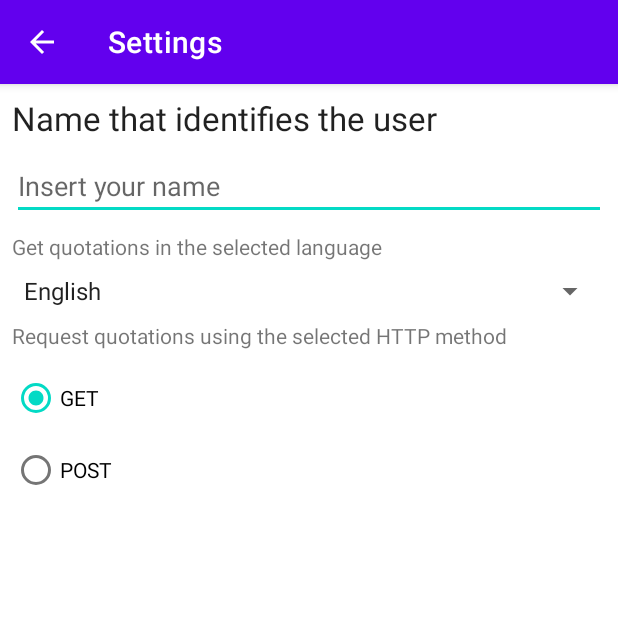
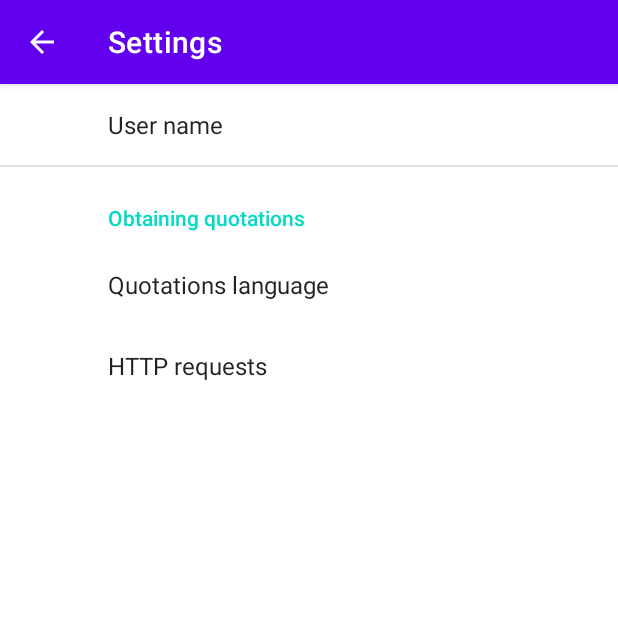
Before and after one commit to pacoarjonaj/QuotationShake, an Android app: the SettingsActivity screen opened directly, with no data from a screen before it, on a phone screen of 412 x 824 dp, the top half of it. Run offline under Robolectric (Android 15) with nearby library versions, the phone set to English and light mode, and no system bars; our stand-ins replace androidx.preference.

Commit message:
SettingsFragment done

```diff
--- a/app/build.gradle
+++ b/app/build.gradle
@@ -32,6 +32,8 @@ dependencies {
     implementation 'androidx.appcompat:appcompat:1.4.1'
     implementation 'com.google.android.material:material:1.5.0'
     implementation 'androidx.constraintlayout:constraintlayout:2.1.3'
+    implementation 'androidx.preference:preference:1.1.1'
+    implementation 'androidx.fragment:fragment:1.4.0'
     testImplementation 'junit:junit:4.13.2'
     androidTestImplementation 'androidx.test.ext:junit:1.1.3'
     androidTestImplementation 'androidx.test.espresso:espresso-core:3.4.0'
--- /dev/null
+++ b/app/src/main/java/fragments/SettingsFragment.java
@@ -0,0 +1,15 @@
+package fragments;
+
+import android.os.Bundle;
+
+import androidx.preference.PreferenceFragmentCompat;
+
+import lab.dadm.quotationshake.R;
+
+public class SettingsFragment extends PreferenceFragmentCompat {
+
+    @Override
+    public void onCreatePreferences(Bundle savedInstanceState, String rootKey) {
+        setPreferencesFromResource(R.xml.preference_settings,rootKey);
+    }
+}
--- a/app/src/main/java/lab/dadm/quotationshake/SettingsActivity.java
+++ b/app/src/main/java/lab/dadm/quotationshake/SettingsActivity.java
@@ -3,6 +3,8 @@ package lab.dadm.quotationshake;
 import androidx.appcompat.app.AppCompatActivity;
 
 import android.os.Bundle;
+
+import fragments.SettingsFragment;
 
 public class SettingsActivity extends AppCompatActivity {
 
@@ -10,5 +12,11 @@ public class SettingsActivity extends AppCompatActivity {
     protected void onCreate(Bundle savedInstanceState) {
         super.onCreate(savedInstanceState);
         setContentView(R.layout.activity_settings);
+
+        getSupportFragmentManager()
+                .beginTransaction()
+                .setReorderingAllowed(true)
+                .replace(R.id.settingsFragment, SettingsFragment.class, null)
+                .commit();
     }
 }
--- a/app/src/main/res/layout/activity_settings.xml
+++ b/app/src/main/res/layout/activity_settings.xml
@@ -1,104 +1,12 @@
 <?xml version="1.0" encoding="utf-8"?>
-<ScrollView xmlns:android="http://schemas.android.com/apk/res/android"
+<androidx.fragment.app.FragmentContainerView xmlns:android="http://schemas.android.com/apk/res/android"
     xmlns:app="http://schemas.android.com/apk/res-auto"
     xmlns:tools="http://schemas.android.com/tools"
     android:layout_width="match_parent"
     android:layout_height="match_parent"
     android:contentDescription="@string/settings"
-    tools:context=".SettingsActivity">
+    tools:context=".SettingsActivity"
+    android:id="@+id/settingsFragment">
 
-    <androidx.constraintlayout.widget.ConstraintLayout
-        android:layout_width="match_parent"
-        android:layout_height="wrap_content">
 
-        <TextView
-            android:id="@+id/textView2"
-            android:layout_width="0dp"
-            android:layout_height="wrap_content"
-            android:layout_marginStart="8dp"
-            android:layout_marginEnd="8dp"
-            android:layout_marginTop="8dp"
-            android:text="@string/userSettings"
-            app:layout_constraintBottom_toTopOf="@+id/editTextTextPersonName"
-            app:layout_constraintEnd_toEndOf="parent"
-            app:layout_constraintStart_toStartOf="parent"
-            app:layout_constraintTop_toTopOf="parent"
-            style="@style/appStyle"/>
-
-        <EditText
-            android:id="@+id/editTextTextPersonName"
-            android:layout_width="0dp"
-            android:layout_height="wrap_content"
-            android:layout_marginStart="8dp"
-            android:layout_marginEnd="8dp"
-            android:layout_marginTop="8dp"
-            android:ems="10"
-            android:inputType="textPersonName"
-            android:hint="@string/insertSettings"
-            app:layout_constraintBottom_toTopOf="@+id/textView3"
-            app:layout_constraintEnd_toEndOf="parent"
-            app:layout_constraintStart_toStartOf="parent"
-            app:layout_constraintTop_toBottomOf="@+id/textView2" />
-
-        <TextView
-            android:id="@+id/textView3"
-            android:layout_width="0dp"
-            android:layout_height="wrap_content"
-            android:layout_marginStart="8dp"
-            android:layout_marginEnd="8dp"
-            android:layout_marginTop="8dp"
-            android:text="@string/getSettings"
-            app:layout_constraintEnd_toEndOf="parent"
-            app:layout_constraintHorizontal_bias="0.0"
-            app:layout_constraintStart_toStartOf="parent"
-            app:layout_constraintTop_toBottomOf="@+id/editTextTextPersonName" />
-
-        <Spinner
-            android:id="@+id/spinner"
-            android:layout_width="match_parent"
-            android:layout_height="wrap_content"
-            android:layout_marginStart="8dp"
-            android:layout_marginEnd="8dp"
-            android:layout_marginTop="8dp"
-            android:entries="@array/arrayLanguages"
-            app:layout_constraintTop_toBottomOf="@+id/textView3" />
-
-        <TextView
-            android:id="@+id/textView4"
-            android:layout_width="0dp"
-            android:layout_height="wrap_content"
-            android:layout_marginStart="8dp"
-            android:layout_marginEnd="8dp"
-            android:layout_marginTop="8dp"
-            android:text="@string/reqSettings"
-            app:layout_constraintEnd_toEndOf="parent"
-            app:layout_constraintHorizontal_bias="0.532"
-            app:layout_constraintStart_toStartOf="parent"
-            app:layout_constraintTop_toBottomOf="@+id/spinner" />
-
-        <RadioGroup
-            android:id="@+id/radioG"
-            android:layout_width="0dp"
-            android:layout_height="wrap_content"
-            android:layout_marginStart="8dp"
-            android:layout_marginEnd="8dp"
-            android:layout_marginTop="8dp"
-            app:layout_constraintEnd_toEndOf="parent"
-            app:layout_constraintStart_toStartOf="parent"
-            app:layout_constraintTop_toBottomOf="@+id/textView4">
-
-            <RadioButton
-                android:id="@+id/radioButton"
-                android:layout_width="match_parent"
-                android:layout_height="wrap_content"
-                android:text="@string/GETSett"
-                android:checked="true" />
-
-            <RadioButton
-                android:id="@+id/radioButton2"
-                android:layout_width="match_parent"
-                android:layout_height="wrap_content"
-                android:text="@string/POSTSett" />
-        </RadioGroup>
-    </androidx.constraintlayout.widget.ConstraintLayout>
-</ScrollView>
+</androidx.fragment.app.FragmentContainerView>
--- a/app/src/main/res/values/arrays.xml
+++ b/app/src/main/res/values/arrays.xml
@@ -5,4 +5,9 @@
         <item>@string/russian</item>
     </string-array>
 
+    <string-array name="arrayHttp">
+        <item>@string/GETSett</item>
+        <item>@string/POSTSett</item>
+    </string-array>
+
 </resources>
--- a/app/src/main/res/values/strings.xml
+++ b/app/src/main/res/values/strings.xml
@@ -21,6 +21,11 @@
     <string name="english">English</string>
     <string name="russian">Russian</string>
     <string name="noName">No author</string>
+    <string name="userName">User name</string>
+    <string name="obatiningQuo">Obtaining quotations</string>
+    <string name="chooseLanguage">Quotations language</string>
+    <string name="httpRequests">HTTP requests</string>
+    <string name="key" translatable="false">quotationKey</string>
 
 
 
--- /dev/null
+++ b/app/src/main/res/xml/preference_settings.xml
@@ -0,0 +1,28 @@
+<?xml version="1.0" encoding="utf-8"?>
+<PreferenceScreen xmlns:android="http://schemas.android.com/apk/res/android">
+
+    <EditTextPreference
+        android:key="@string/key"
+        android:title="@string/userName"
+        >
+    </EditTextPreference>
+
+    <PreferenceCategory
+        android:title="@string/obatiningQuo">
+        <ListPreference
+            android:key="@string/chooseLanguage"
+            android:entries="@array/arrayLanguages"
+            android:entryValues="@array/arrayLanguages"
+            android:title="@string/chooseLanguage">
+        </ListPreference>
+
+        <ListPreference
+            android:key="@string/httpRequests"
+            android:entries="@array/arrayHttp"
+            android:entryValues="@array/arrayHttp"
+            android:title="@string/httpRequests">
+
+        </ListPreference>
+    </PreferenceCategory>
+
+</PreferenceScreen>
```
Also changed, not shown: 1 other file.
